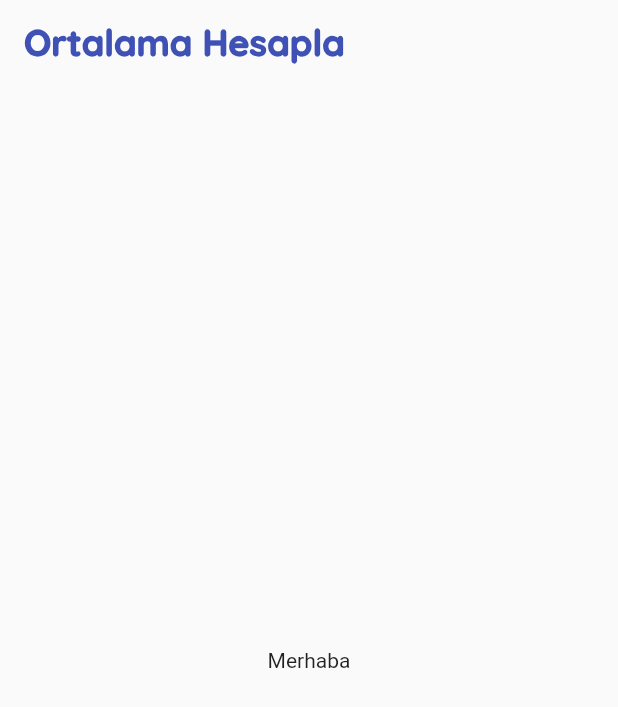
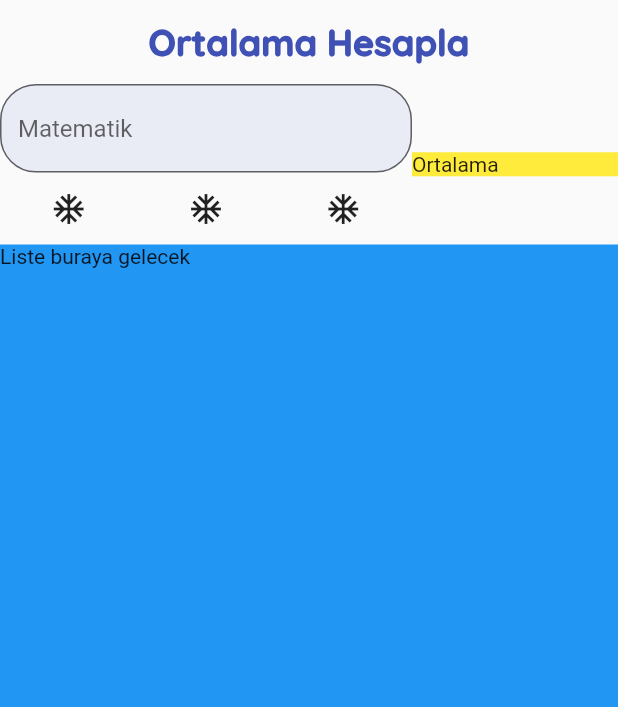
Before and after one commit to onalanrecep/dinamik_ortalama_hesapla, a Flutter app: the screen it shows after launch, on a phone screen of 412 x 824 dp. Shown: the top 707 px of the screen. Run offline on Flutter 3.47's test engine with Material 2 defaults, Android fonts, the phone set to English and light mode, and no system bars; our stand-ins replace google_fonts.

Commit message:
TextField Form olusturuldu

```diff
--- a/lib/constants/app_constants.dart
+++ b/lib/constants/app_constants.dart
@@ -6,4 +6,5 @@ class Sabitler {
   static const String baslikText = 'Ortalama Hesapla';
   static final TextStyle baslikStyle = GoogleFonts.quicksand(
       fontSize: 24, fontWeight: FontWeight.w900, color: anaRenk);
+  static BorderRadius borderRadius = BorderRadius.circular(24);
 }
--- a/lib/widgets/ortalama_hesapla_page.dart
+++ b/lib/widgets/ortalama_hesapla_page.dart
@@ -9,20 +9,83 @@ class OrtalamaHesaplaPage extends StatefulWidget {
 }
 
 class _OrtalamaHesaplaAppPageState extends State<OrtalamaHesaplaPage> {
+  GlobalKey formKey = GlobalKey<FormState>();
   @override
   Widget build(BuildContext context) {
     return Scaffold(
         appBar: AppBar(
           backgroundColor: Colors.transparent,
           elevation: 0,
-        title: Text(
+          title: Center(
+            child: Text(
               Sabitler.baslikText,
               style: Sabitler.baslikStyle,
             ),
           ),
-      body: Center(
-        child: Text('Merhaba'),
+        ),
+        body: Column(
+          crossAxisAlignment: CrossAxisAlignment.stretch,
+          children: [
+            Row(
+              children: [
+                Expanded(
+                  flex: 2,
+                  child: _buildFom(),
+                ),
+                Expanded(
+                  flex: 1,
+                  child: Container(
+                    child: Text('Ortalama'),
+                    color: Colors.yellow,
+                  ),
+                )
+              ],
+            ),
+            Expanded(
+              child: Container(
+                child: Text('Liste buraya gelecek'),
+                color: Colors.blue,
+              ),
+            )
+          ],
+        ));
+  }
+
+  _buildFom() {
+    return Form(
+      key: formKey,
+      child: Column(
+        children: [
+          _buildTextFormField(),
+          Row(
+            mainAxisAlignment: MainAxisAlignment.spaceAround,
+            children: [
+              IconButton(
+                onPressed: () {},
+                icon: Icon(Icons.ac_unit),
+              ),
+              IconButton(
+                onPressed: () {},
+                icon: Icon(Icons.ac_unit),
+              ),
+              IconButton(
+                onPressed: () {},
+                icon: Icon(Icons.ac_unit),
+              ),
+            ],
+          )
+        ],
       ),
     );
   }
+
+  _buildTextFormField() {
+    return TextFormField(
+      decoration: InputDecoration(
+          hintText: 'Matematik',
+          border: OutlineInputBorder(borderRadius: Sabitler.borderRadius),
+          filled: true,
+          fillColor: Sabitler.anaRenk.shade100.withOpacity(0.3)),
+    );
   }
+}
```
Lines whose indentation alone changed are shown as unchanged.
